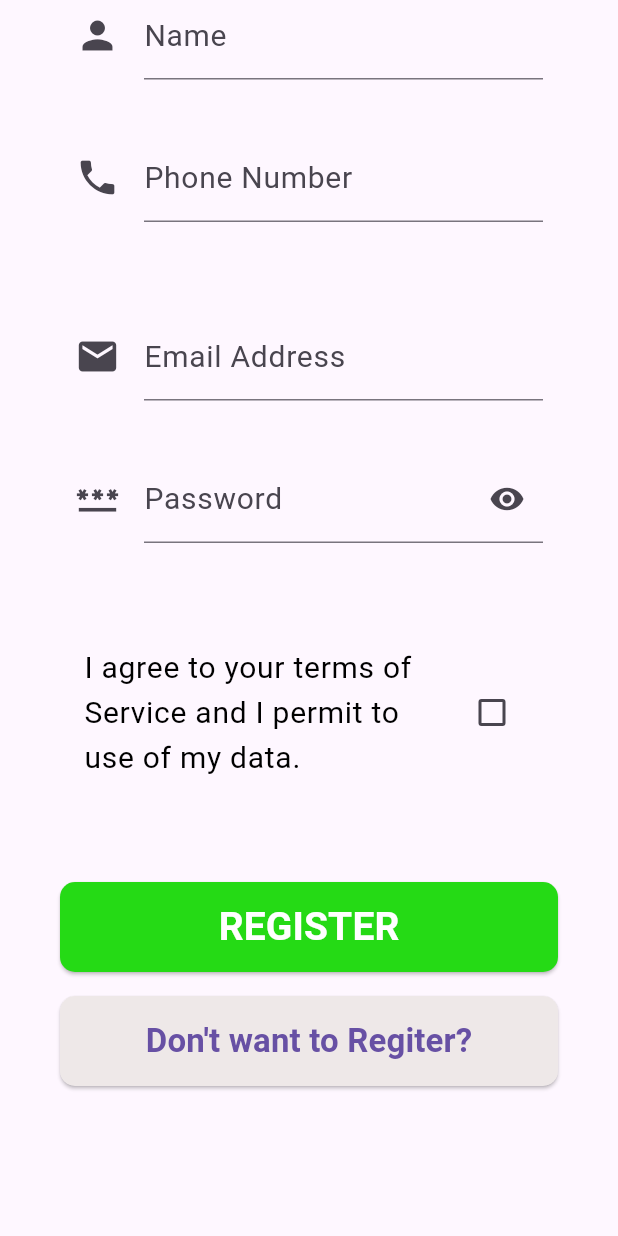
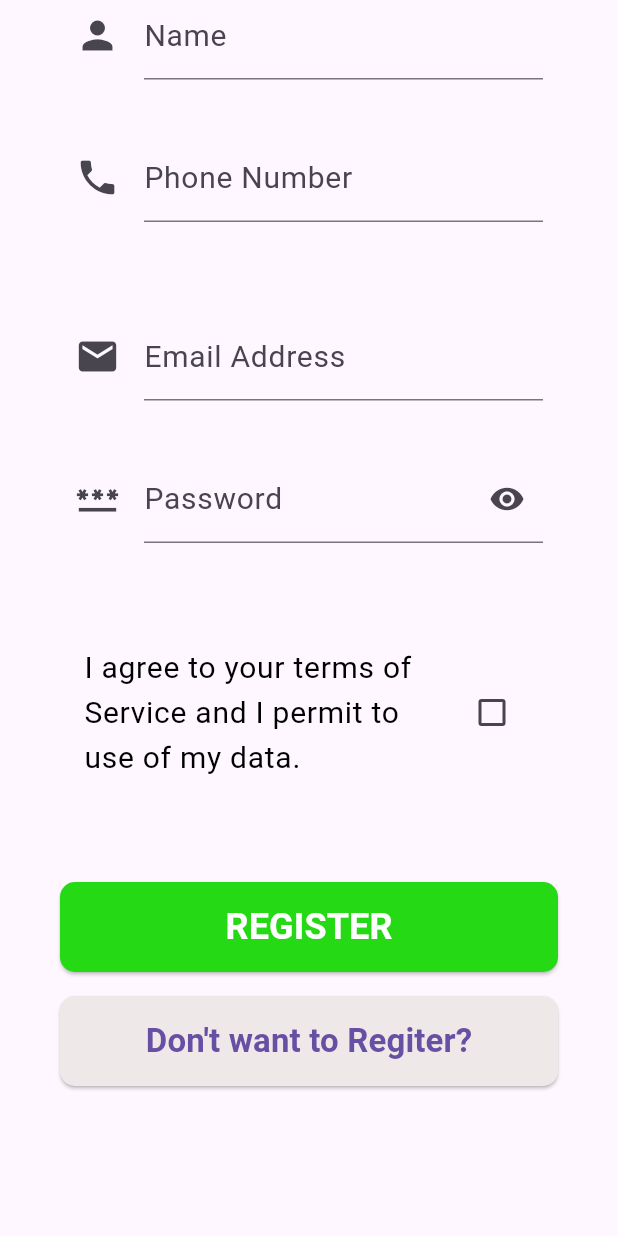
Before and after one commit to thommadurasahan/AgriGo-v1-Repo, a Flutter app: the SignUpEng screen opened directly, scrolled down 411 dp, after a tap on "REGISTER", on a phone screen of 412 x 824 dp. Run offline on Flutter 3.47's test engine with Material 3 defaults, Android fonts, the light colour scheme and no system bars; our stand-ins replace carousel_slider, firebase_auth, firebase_core; accounts and stored records are empty; network calls fail.

Commit message:
SignUpEng is ready to register users

```diff
--- a/flutter_agrigo/lib/signup_eng.dart
+++ b/flutter_agrigo/lib/signup_eng.dart
@@ -36,10 +36,16 @@ class _SignUpEngState extends State<SignUpEng> {
   Widget build(BuildContext context) {
     return Scaffold(
       body: SingleChildScrollView(
-        // Column
         child: Padding(
           padding: const EdgeInsets.symmetric(horizontal: 40, vertical: 100),
-          child: Column(
+          child: FutureBuilder(
+            future: Firebase.initializeApp(
+              options: DefaultFirebaseOptions.currentPlatform,
+            ),
+            builder: (context, snapshot) {
+              switch (snapshot.connectionState) {
+                case ConnectionState.done:
+                  return Column(
                     crossAxisAlignment: CrossAxisAlignment.center,
                     children: [
                       Text(
@@ -85,7 +91,7 @@ class _SignUpEngState extends State<SignUpEng> {
                         child: TextField(
                           controller: _numberController,
                           // Set the phone number keyboard to show the number pad
-                  keyboardType: TextInputType.phone,
+                          //keyboardType: TextInputType.phone,
                           // Only allow numbers
                           inputFormatters: [
                             FilteringTextInputFormatter.digitsOnly,
@@ -157,7 +163,9 @@ class _SignUpEngState extends State<SignUpEng> {
                             suffixIcon: IconButton(
                               icon: Icon(
                                 // Choose the icon based on password visibility
-                        _obscureText ? Icons.visibility : Icons.visibility_off,
+                                _obscureText
+                                    ? Icons.visibility
+                                    : Icons.visibility_off,
                               ),
                               onPressed: () {
                                 // Toggle the state of password visibility
@@ -185,7 +193,8 @@ class _SignUpEngState extends State<SignUpEng> {
                           ),
                         ),
                         value: _agreedToTerms,
-                onChanged: (value) => setState(() => _agreedToTerms = value!),
+                        onChanged: (value) =>
+                            setState(() => _agreedToTerms = value!),
                         activeColor: const Color(0xFF25DA15),
                       ),
 
@@ -194,15 +203,11 @@ class _SignUpEngState extends State<SignUpEng> {
                       // Sign Up Button
                       ElevatedButton(
                         onPressed: () async {
-                  // Add functionality to sign up the user
-                  await Firebase.initializeApp(
-                    options: DefaultFirebaseOptions.currentPlatform,
-                  );
-
                           final email = _emailController.text;
                           final password = _passwordController.text;
 
-                  await FirebaseAuth.instance.createUserWithEmailAndPassword(
+                          await FirebaseAuth.instance
+                              .createUserWithEmailAndPassword(
                                   email: email, password: password);
                         },
                         style: ElevatedButton.styleFrom(
@@ -215,7 +220,7 @@ class _SignUpEngState extends State<SignUpEng> {
                         child: const Text(
                           'REGISTER',
                           style: TextStyle(
-                      fontSize: 26,
+                              fontSize: 24,
                               fontWeight: FontWeight.bold,
                               color: Colors.white),
                         ),
@@ -235,13 +240,20 @@ class _SignUpEngState extends State<SignUpEng> {
                             shape: RoundedRectangleBorder(
                               borderRadius: BorderRadius.circular(10.0),
                             ),
-                    backgroundColor: const Color.fromARGB(255, 238, 232, 232),
+                            backgroundColor:
+                                const Color.fromARGB(255, 238, 232, 232),
                           ),
                           child: const Text(
                             "Don't want to Regiter?",
-                    style: TextStyle(fontSize: 22, fontWeight: FontWeight.bold),
+                            style: TextStyle(
+                                fontSize: 22, fontWeight: FontWeight.bold),
                           )),
                     ],
+                  );
+                default:
+                  return const CircularProgressIndicator();
+              }
+            },
           ),
         ),
       ),
```
Lines whose indentation alone changed are shown as unchanged.
